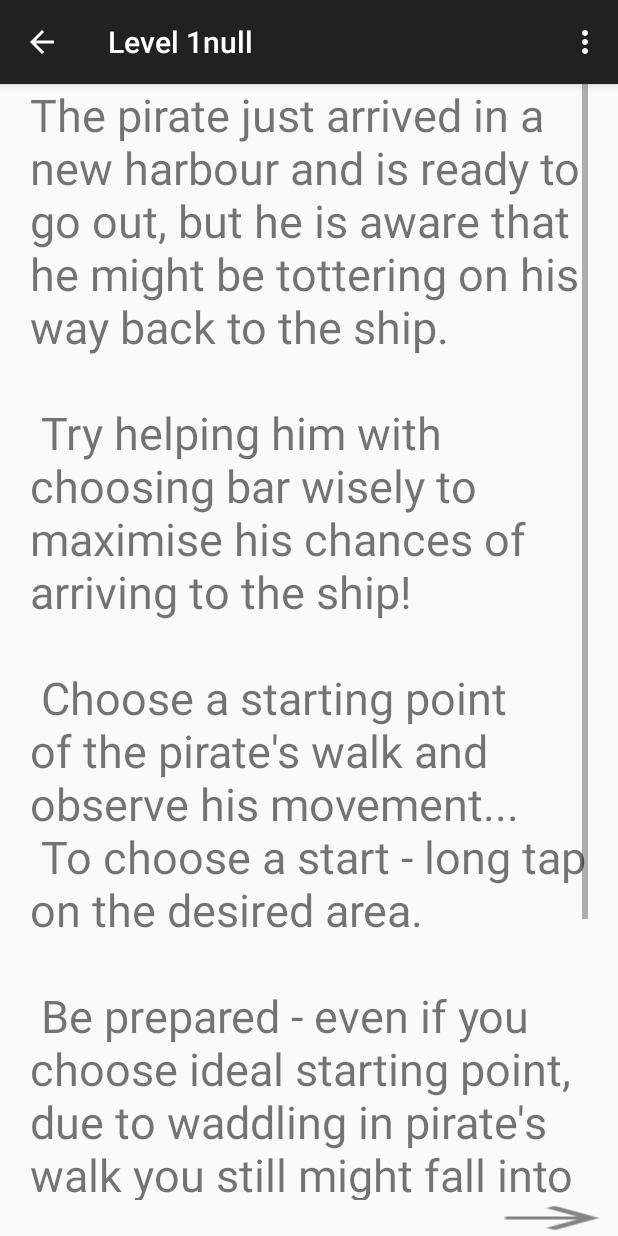
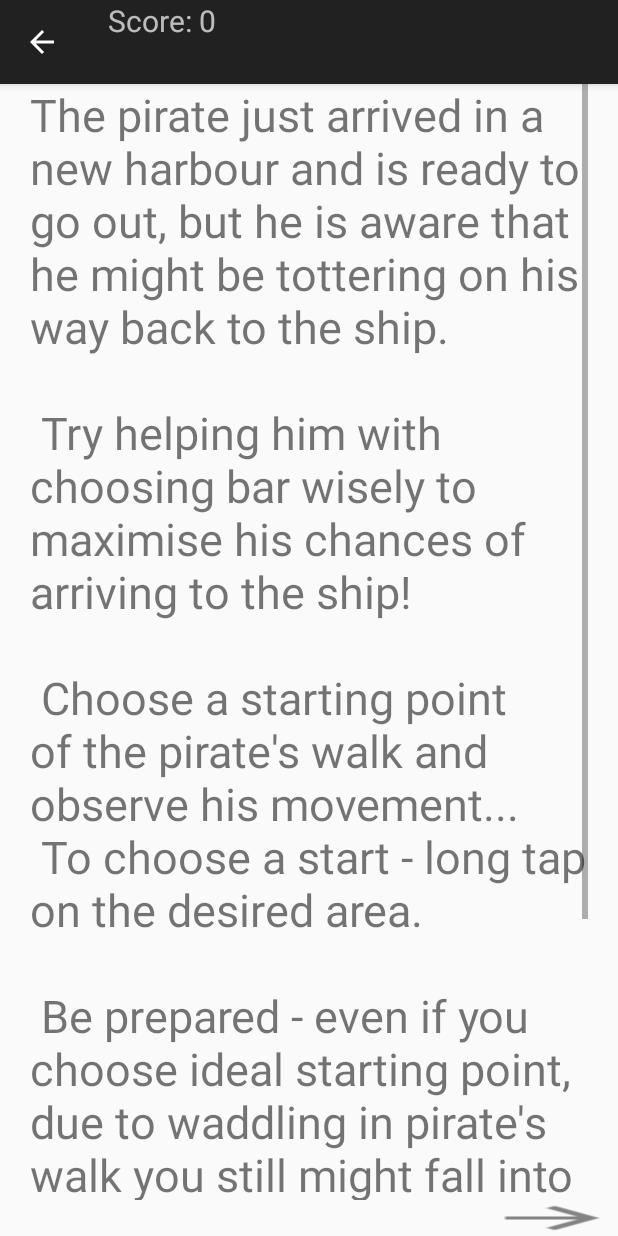
Before and after one commit to SariNusier/RandWalk, an Android app: the Level1Activity screen opened directly, with no data from a screen before it, on a phone screen of 412 x 824 dp. Run offline under Robolectric (Android 15) with nearby library versions, the phone set to English and light mode, and no system bars.

Commit message:
Added score in the GameView.

```diff
--- a/app/src/main/java/com/example/sari/randomwalk/GameView.java
+++ b/app/src/main/java/com/example/sari/randomwalk/GameView.java
@@ -6,6 +6,7 @@ package com.example.sari.randomwalk;
 
 import java.util.Random;
 
+import android.app.Activity;
 import android.content.Context;
 import android.content.SharedPreferences;
 import android.graphics.Bitmap;
@@ -24,6 +25,7 @@ import android.util.Log;
 import android.view.MotionEvent;
 import android.view.View;
 import android.view.View.OnTouchListener;
+import android.widget.TextView;
 import android.widget.Toast;
 
 /**
@@ -51,19 +53,20 @@ public class GameView extends View implements OnTouchListener {
     Drawable pirate;
     SharedPreferences preferences;
     SharedPreferences.Editor editor;
-
-
+    TextView scoreText;
+    Level1Activity parentActivity;
     //CONSTRUCTOR
     public GameView(Context context, AttributeSet attributeSet) {
         super(context, attributeSet);
         setFocusable(true);
         setFocusableInTouchMode(true);
+        parentActivity =(Level1Activity) context;
+
         //bitmap = new Bitmap();
         this.setOnTouchListener(this);
-
-         preferences = context.getSharedPreferences("GAME_DATA",Context.MODE_PRIVATE);
-         editor = preferences.edit();
-
+       // scoreText = (TextView)findViewById(R.id.scoreText);
+        preferences = context.getSharedPreferences("GAME_DATA",Context.MODE_PRIVATE);
+        editor = preferences.edit();
 
         rand = new Random();
         //canvas = new Canvas(bitmap);
@@ -96,7 +99,6 @@ public class GameView extends View implements OnTouchListener {
         startSurface.draw(canvas);
         boat.draw(canvas);
 
-
     }
 
     @Override
@@ -105,12 +107,16 @@ public class GameView extends View implements OnTouchListener {
         paint.setStyle(Paint.Style.STROKE);
       // paint.setPathEffect(new DashPathEffect())
 
+       // Log.d("TEXTVIEW",scoreText.toString());
+
+
 
         if ( start_X<=metrics.widthPixels && start_X >= metrics.widthPixels-200 && start_Y>= metrics.heightPixels/2 -100 && start_Y<=metrics.heightPixels/2 + 100) {
             listenTouch = true;
             Log.d("HOME", "You are home");
-            editor.putInt("score", 100 + preferences.getInt("score",0));
+            editor.putInt("score", 50 + preferences.getInt("score",0));
             editor.commit();
+            parentActivity.updateScore();
         }
         else
             if(start_X >= metrics.widthPixels){
@@ -120,6 +126,7 @@ public class GameView extends View implements OnTouchListener {
                 Log.d("SCORE","Your score is: "+score);
                 editor.putInt("score",score + preferences.getInt("score",0));
                 editor.commit();
+                parentActivity.updateScore();
             }
             else
             if (ok1 == true)
@@ -147,7 +154,6 @@ public class GameView extends View implements OnTouchListener {
                 Y = event.getY();
                 start_X = X;
                 start_Y = Y;
-
                 pirate.setBounds(0, 0, 500, 150);
                 pirate.setBounds((int) start_X - 50, (int) start_Y - 66, (int) start_X + 50, (int) start_Y + 66);
                 pirate.draw(canvas);
@@ -201,5 +207,4 @@ public class GameView extends View implements OnTouchListener {
 
     }
 
-
 }
--- a/app/src/main/java/com/example/sari/randomwalk/Level1Activity.java
+++ b/app/src/main/java/com/example/sari/randomwalk/Level1Activity.java
@@ -1,6 +1,8 @@
 package com.example.sari.randomwalk;
 
+import android.app.ActionBar;
 import android.content.Intent;
+import android.content.SharedPreferences;
 import android.graphics.Color;
 import android.support.v7.app.ActionBarActivity;
 import android.os.Bundle;
@@ -12,15 +14,28 @@ import android.widget.RelativeLayout;
 import android.widget.ScrollView;
 import android.widget.TextView;
 
+import org.w3c.dom.Text;
+
 
 public class Level1Activity extends ActionBarActivity {
     private int clickCount = 0;
+    static TextView textView;
+    static SharedPreferences preferences;
     @Override
     protected void onCreate(Bundle savedInstanceState) {
         super.onCreate(savedInstanceState);
         setContentView(R.layout.activity_level1);
         Intent intent = getIntent();
         setTitle("Level 1" + intent.getStringExtra("SUB_LEVEL"));
+
+        getSupportActionBar().setCustomView(R.layout.actionbar_custom);
+        getSupportActionBar().setDisplayShowCustomEnabled(true);
+        preferences = getSharedPreferences("GAME_DATA", MODE_PRIVATE);
+        textView = (TextView) findViewById(R.id.scoreText);
+
+        updateScore();
+
+
     }
 
 
@@ -28,7 +43,6 @@ public class Level1Activity extends ActionBarActivity {
     public boolean onCreateOptionsMenu(Menu menu) {
         // Inflate the menu; this adds items to the action bar if it is present.
         getMenuInflater().inflate(R.menu.menu_level1, menu);
-
         return true;
     }
 
@@ -60,4 +74,9 @@ public class Level1Activity extends ActionBarActivity {
             clickCount = 0;
         }
     }
+
+    public static void updateScore(){
+        textView.setText("Score: " + preferences.getInt("score", 0));
+
+    }
 }
--- a/app/src/main/java/com/example/sari/randomwalk/MainActivity.java
+++ b/app/src/main/java/com/example/sari/randomwalk/MainActivity.java
@@ -63,6 +63,12 @@ public class MainActivity extends ActionBarActivity {
         MoreDialog dialog = new MoreDialog();
         dialog.show(manager,"Learn More");
     }
+
+    public void showDevelopment(View v){
+        FragmentManager manager = getFragmentManager();
+        DevelopmentDialog dialog = new DevelopmentDialog();
+        dialog.show(manager,"MyDialog");
+    }
     //methods to show dialogs with score for level1 and level2
     public void showScore1(View v){
         FragmentManager manager = getFragmentManager();
--- /dev/null
+++ b/app/src/main/res/layout/actionbar_custom.xml
@@ -0,0 +1,13 @@
+<?xml version="1.0" encoding="utf-8"?>
+<LinearLayout xmlns:android="http://schemas.android.com/apk/res/android"
+    android:orientation="horizontal" android:layout_width="match_parent"
+    android:layout_gravity="center"
+    android:layout_height="match_parent">
+    <TextView
+        android:layout_width="wrap_content"
+        android:layout_height="wrap_content"
+        android:textSize="20dp"
+        android:text="Score:  "
+        android:id="@+id/scoreText"
+        android:layout_gravity="right"/>
+</LinearLayout>
--- a/app/src/main/res/layout/activity_level1.xml
+++ b/app/src/main/res/layout/activity_level1.xml
@@ -35,6 +35,7 @@
         android:layout_gravity="right" />
 
     </LinearLayout>
+
     <LinearLayout
         android:layout_width="match_parent"
         android:layout_height="match_parent"
--- a/app/src/main/res/menu/menu_level1.xml
+++ b/app/src/main/res/menu/menu_level1.xml
@@ -3,10 +3,5 @@
     xmlns:tools="http://schemas.android.com/tools"
     tools:context="com.example.sari.randomwalk.Level1Activity">
 
-    <item
-        android:id="@+id/action_tt"
-        android:orderInCategory="1"
-        app:showAsAction="withText"
-        android:title="20"/>
 
 </menu>
```
Also changed, not shown: app/src/main/java/com/example/sari/randomwalk/DevelopmentDialog.java (added, +40 -0 lines), app/src/main/res/layout/activity_main.xml (+7 -5 lines), app/src/main/res/layout/under_development.xml (added, +16 -0 lines).
